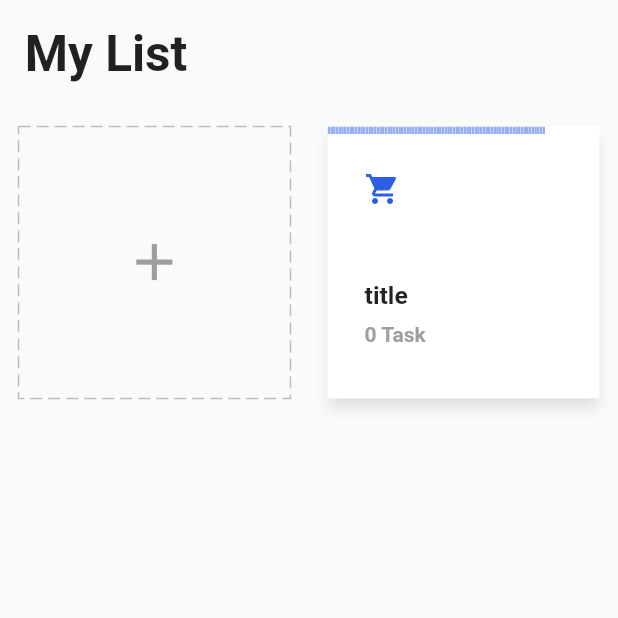
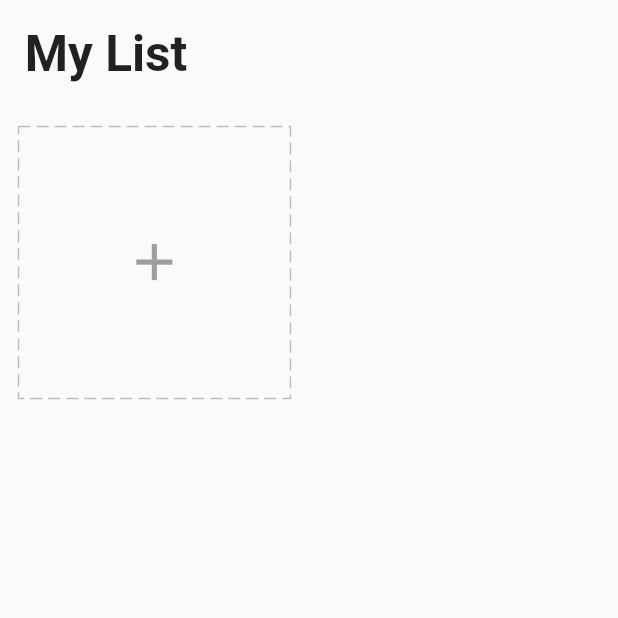
Before and after one commit to suryapradipta/to_do_list, a Flutter app: the screen it shows after launch, on a phone screen of 412 x 824 dp, the top half of it. Run offline on Flutter 3.47's test engine with Material 2 defaults, Android fonts, the phone set to English and light mode, and no system bars; drawn by our look-alikes of dotted_border, step_progress_indicator; our stand-ins replace equatable, flutter_easyloading, get, get_storage.

Commit message:
dynamic render task list

```diff
--- a/lib/app/data/service/storage/service.dart
+++ b/lib/app/data/service/storage/service.dart
@@ -7,6 +7,8 @@ class StorageService extends GetxService {
 
   Future<StorageService> init() async {
     _box = GetStorage();
+    // await _box.write(taskKey, []);
+
     // if data is not null, skip the code line below
     // if null, write the task key as a empty array
     await _box.writeIfNull(taskKey, []);
--- a/lib/app/modules/home/view.dart
+++ b/lib/app/modules/home/view.dart
@@ -22,20 +22,20 @@ class HomePage extends GetView<HomeController> {
               style: TextStyle(fontSize: 24.0.sp, fontWeight: FontWeight.bold),
             ),
           ),
-          GridView.count(
+          Obx(
+            () => GridView.count(
               crossAxisCount: 2,
               shrinkWrap: true,
               physics: ClampingScrollPhysics(),
               children: [
                 AddCard(),
-              TaskCard(
-                task: Task(
-                  title: 'title',
-                  icon: 0xe59c,
-                  color: '#FF2B60E6',
+                ...controller.tasks
+                    .map((element) => TaskCard(
+                          task: element,
+                        ))
+                    .toList(),
+              ],
             ),
-              )
-            ],
           ),
         ],
       )),
```
Lines whose indentation alone changed are shown as unchanged.
